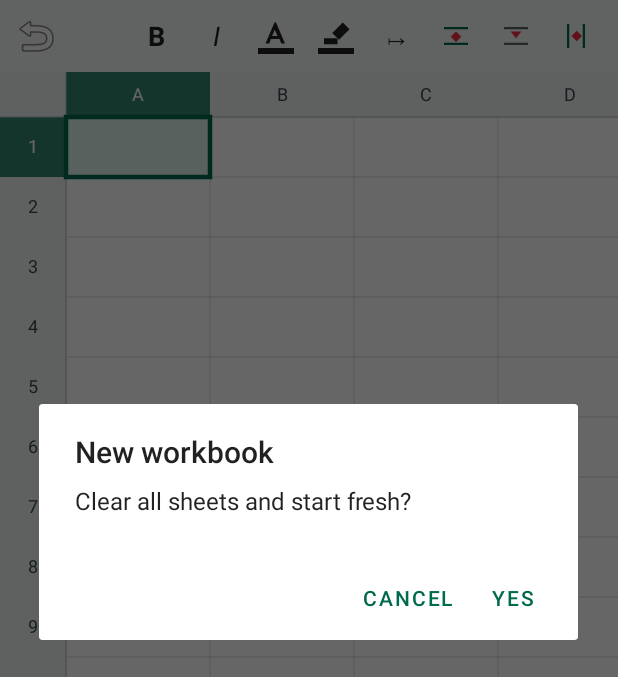
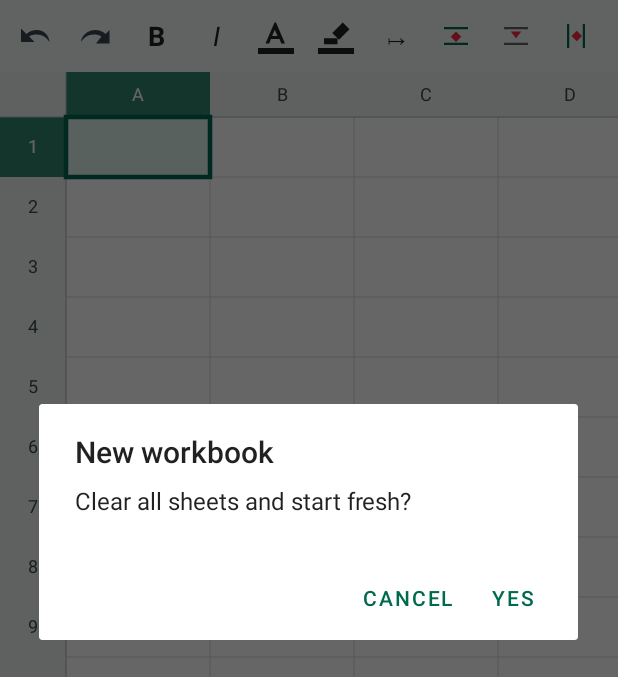
Before and after one commit to mr44253990-del/BD-Excel, an Android app: the screen it shows after launch (MainActivity), in the options menu, after a tap on "New", on a phone screen of 412 x 824 dp, the part 96-773 px from its top. Run offline under Robolectric (Android 15) with nearby library versions, the phone set to English and light mode, and no system bars.

Commit message:
Replace private android drawable with in-app undo/redo icons
Co-authored-by: mr44253990-del <mr44253990-del@users.noreply.github.com>

```diff
--- /dev/null
+++ b/app/src/main/res/drawable/ic_redo.xml
@@ -0,0 +1,9 @@
+<vector xmlns:android="http://schemas.android.com/apk/res/android"
+    android:width="24dp"
+    android:height="24dp"
+    android:viewportWidth="24"
+    android:viewportHeight="24">
+    <path
+        android:fillColor="#37474F"
+        android:pathData="M18.4,10.6C16.55,8.99 14.15,8 11.5,8c-4.9,0 -9.06,3.39 -9.5,8 1.75,-2.97 4.8,-5 8.5,-5 2.05,0 3.78,0.27 5.12,1.38L12,17h9V8l-2.6,2.6z" />
+</vector>
--- /dev/null
+++ b/app/src/main/res/drawable/ic_undo.xml
@@ -0,0 +1,9 @@
+<vector xmlns:android="http://schemas.android.com/apk/res/android"
+    android:width="24dp"
+    android:height="24dp"
+    android:viewportWidth="24"
+    android:viewportHeight="24">
+    <path
+        android:fillColor="#37474F"
+        android:pathData="M12.5,8c-2.65,0 -5.05,0.99 -6.9,2.6L2,7v9h9l-3.62,-3.62c1.34,-1.11 3.07,-1.38 5.12,-1.38 3.7,0 6.75,2.03 8.5,5 -0.44,-4.61 -3.6,-8 -8.5,-8z" />
+</vector>
--- a/app/src/main/res/layout/activity_main.xml
+++ b/app/src/main/res/layout/activity_main.xml
@@ -31,7 +31,7 @@
             android:layout_width="40dp"
             android:layout_height="40dp"
             android:background="?attr/selectableItemBackgroundBorderless"
-            android:src="@android:drawable/ic_menu_revert"
+            android:src="@drawable/ic_undo"
             android:contentDescription="@string/undo" />
 
         <ImageButton
@@ -39,7 +39,7 @@
             android:layout_width="40dp"
             android:layout_height="40dp"
             android:background="?attr/selectableItemBackgroundBorderless"
-            android:src="@android:drawable/ic_menu_forward"
+            android:src="@drawable/ic_redo"
             android:contentDescription="@string/redo" />
 
         <TextView
```
